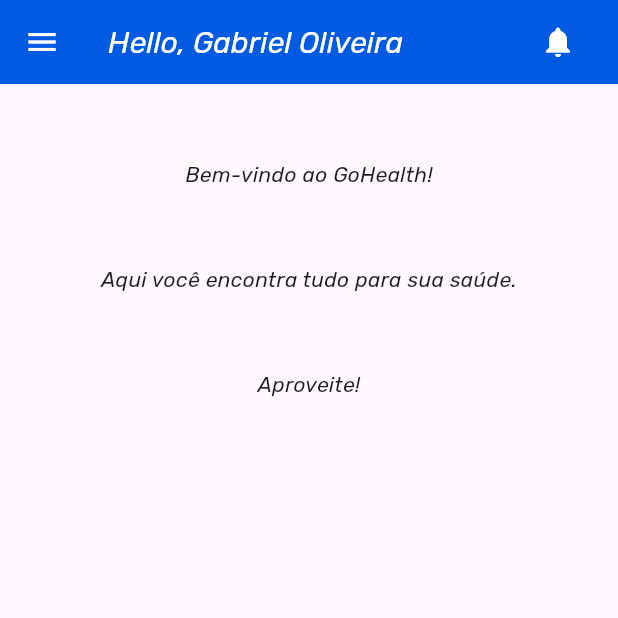
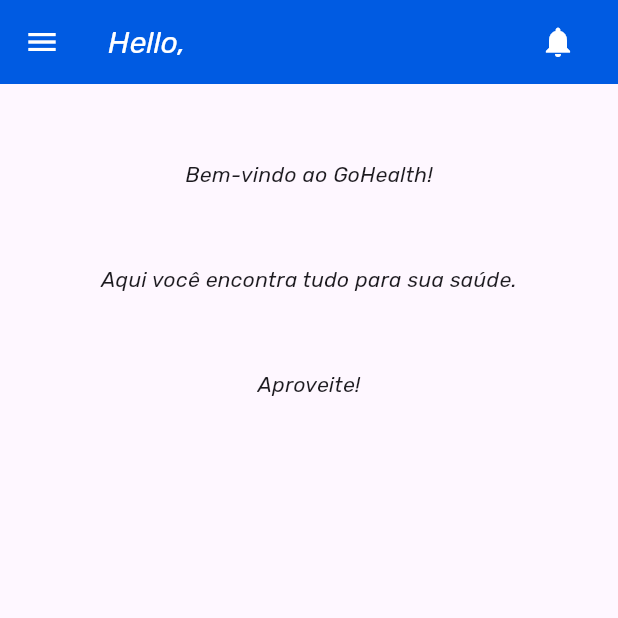
Before and after one commit to gohealthnow/FlutterGo, a Flutter app: the Homepage screen opened directly, on a phone screen of 412 x 824 dp, the top half of it. Run offline on Flutter 3.47's test engine with Material 3 defaults, Android fonts, the phone set to English and light mode, and no system bars; our stand-ins replace shared_preferences; accounts and stored records are empty.

Commit message:
feat: Update HeaderBar to display dynamic name

```diff
--- a/lib/src/components/header_bar.dart
+++ b/lib/src/components/header_bar.dart
@@ -2,6 +2,8 @@ import 'package:flutter/material.dart';
 
 class HeaderBar extends StatelessWidget implements PreferredSizeWidget {
   const HeaderBar({super.key});
+
+  final String name = '';
 
   @override
   Widget build(BuildContext context) {
@@ -10,10 +12,10 @@ class HeaderBar extends StatelessWidget implements PreferredSizeWidget {
       toolbarHeight: 85.0,
       title: Row(
         children: <Widget>[
-          const Expanded(
+          Expanded(
             child: Text(
-              'Hello, Gabriel Oliveira',
-              style: TextStyle(fontSize: 20, color: Colors.white),
+              'Hello, $name',
+              style: const TextStyle(fontSize: 20, color: Colors.white),
             ),
           ),
           IconButton(
```
